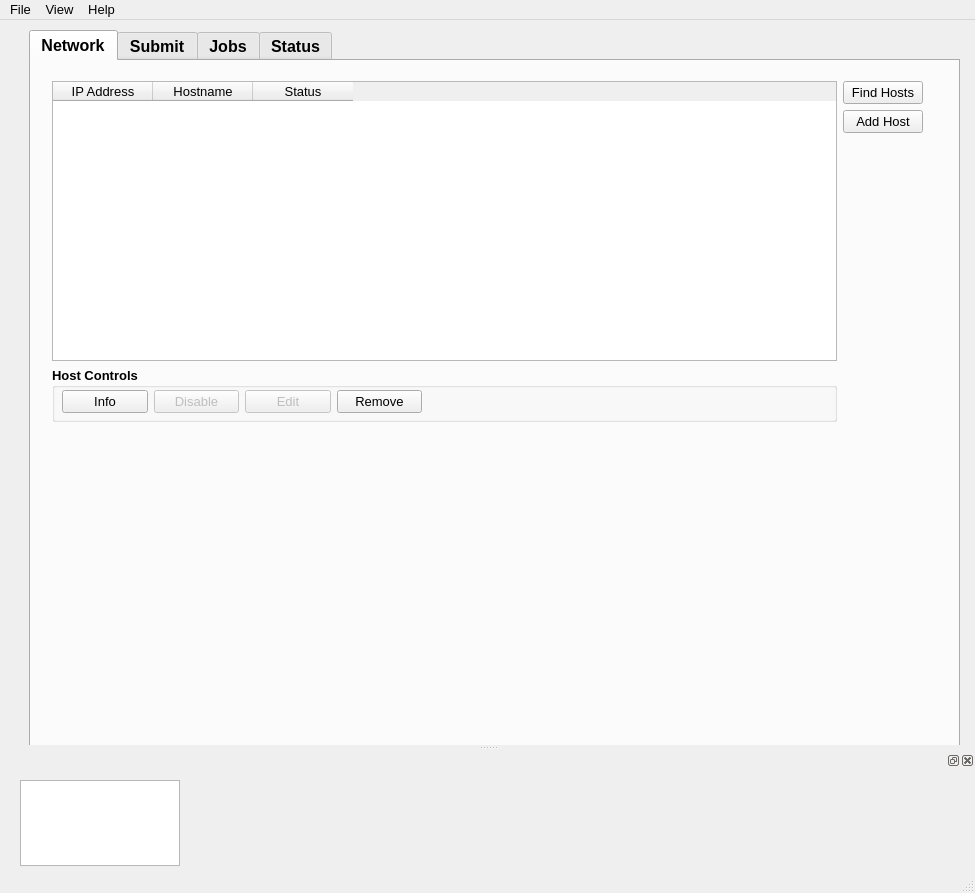
Old version of the form lib/ui/MainWindow.ui in the repository opalmer/pyfarm.
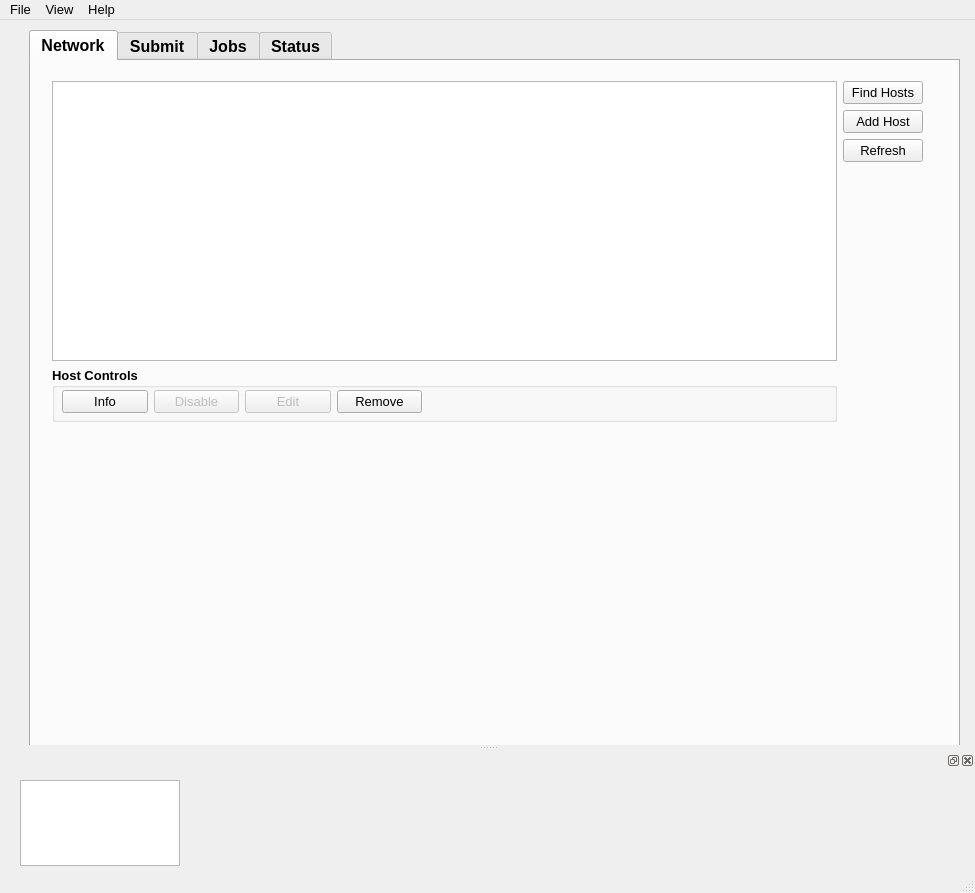
New version of the form. Icons and pictures are not drawn.

Commit message: -Network table reading from DB (manual refresh only) -Added db test code to dev -Replaced network table with QTableView

```diff
--- a/lib/ui/MainWindow.ui
+++ b/lib/ui/MainWindow.ui
@@ -64,7 +64,7 @@
           <item>
            <layout class="QVBoxLayout" name="layoutHostControls">
             <item>
-             <widget class="QTableWidget" name="networkTable">
+             <widget class="QTableView" name="networkTable">
               <property name="sizePolicy">
                <sizepolicy hsizetype="Preferred" vsizetype="Preferred">
                 <horstretch>0</horstretch>
@@ -96,21 +96,6 @@
               <property name="selectionBehavior">
                <enum>QAbstractItemView::SelectRows</enum>
               </property>
-              <column>
-               <property name="text">
-                <string>IP Address</string>
-               </property>
-              </column>
-              <column>
-               <property name="text">
-                <string>Hostname</string>
-               </property>
-              </column>
-              <column>
-               <property name="text">
-                <string>Status</string>
-               </property>
-              </column>
              </widget>
             </item>
             <item>
@@ -273,6 +258,23 @@
               </property>
              </widget>
             </item>
+            <item>
+             <widget class="QPushButton" name="hostRefresh">
+              <property name="font">
+               <font>
+                <pointsize>10</pointsize>
+                <weight>50</weight>
+                <bold>false</bold>
+               </font>
+              </property>
+              <property name="statusTip">
+               <string>Manually add a host</string>
+              </property>
+              <property name="text">
+               <string>Refresh</string>
+              </property>
+             </widget>
+            </item>
             <item>
              <spacer name="verticalSpacer">
               <property name="orientation">
```
The commit also changes 11 other files.
